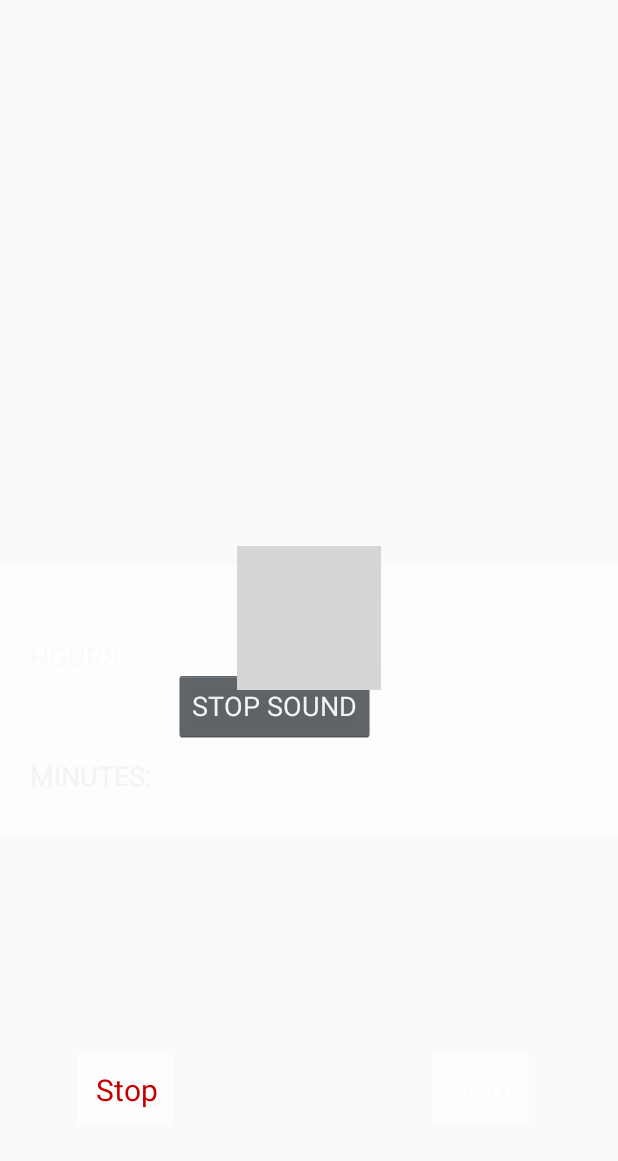
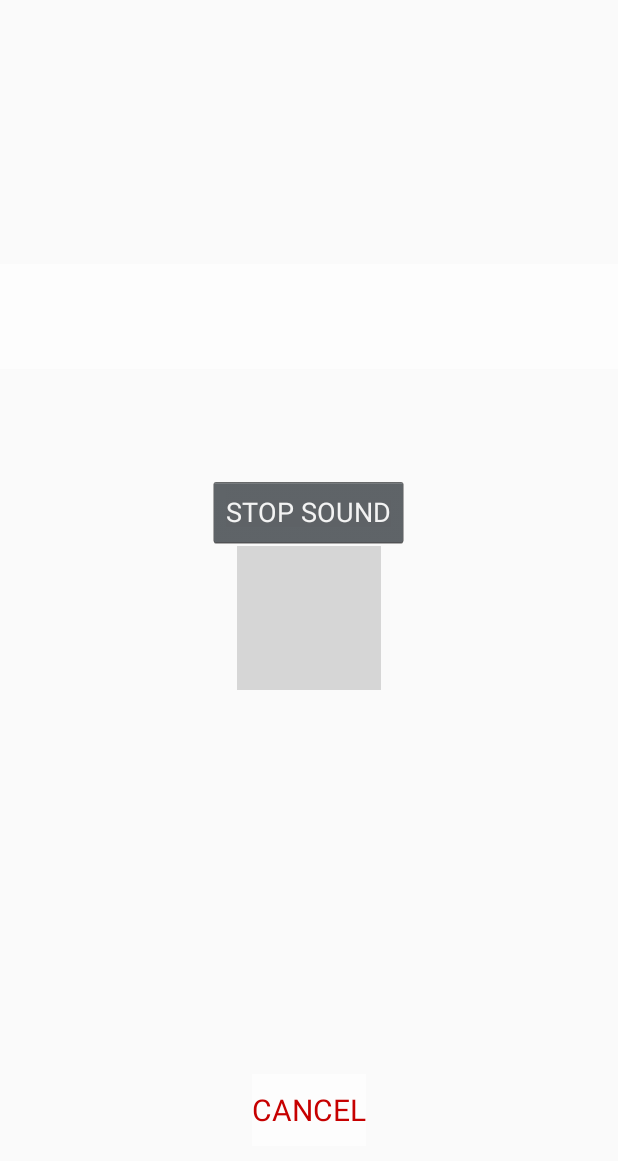
Before and after one commit to caoimheharvey/Assignment3, an Android app: the layout activity_timer.xml on its own in the app's theme, with its tools: preview values and no code run, on a phone screen of 412 x 824 dp. Shown: the top 1161 px of the screen. Run offline under Robolectric (Android 15) with nearby library versions, the light colour scheme and no system bars; grey boxes are pictures that could not be loaded.

Commit message:
Changes to Timer class

```diff
--- a/app/src/main/res/layout/activity_timer.xml
+++ b/app/src/main/res/layout/activity_timer.xml
@@ -19,89 +19,15 @@
     <Button
         android:layout_width="wrap_content"
         android:layout_height="wrap_content"
-        android:text="Start"
-        android:id="@+id/startButton"
-        android:background="#7dffffff"
-        android:textSize="20sp"
-        android:textColor="#ffffff"
-        android:layout_alignParentBottom="true"
-        android:layout_alignParentRight="true"
-        android:layout_alignParentEnd="true"
-        android:layout_marginRight="59dp"
-        android:layout_marginEnd="59dp"
-        android:layout_marginBottom="73dp" />
-
-    <Button
-        android:layout_width="wrap_content"
-        android:layout_height="wrap_content"
-        android:text="Stop"
+        android:text="CANCEL"
         android:id="@+id/stopButton"
         android:background="#7dffffff"
         android:textSize="20sp"
         android:textColor="#c60000"
-        android:layout_marginLeft="52dp"
-        android:layout_marginStart="52dp"
-        android:layout_alignTop="@+id/startButton"
-        android:layout_alignParentLeft="true"
-        android:layout_alignParentStart="true" />
+        android:layout_alignParentBottom="true"
+        android:layout_centerHorizontal="true"
+        android:layout_marginBottom="60dp" />
 
-
-
-    <TableLayout
-        android:layout_width="match_parent"
-        android:layout_height="200dp"
-        android:layout_marginBottom="104dp"
-        android:layout_above="@+id/startButton"
-        android:layout_alignParentLeft="true"
-        android:layout_alignParentStart="true"
-        android:id="@+id/tableDisp">
-
-        <TableRow
-            android:padding="20dp"
-            android:layout_width="match_parent"
-            android:layout_height="match_parent"
-            android:background="#9dffffff">
-
-            <TextView
-                android:layout_width="wrap_content"
-                android:layout_height="wrap_content"
-                android:textAppearance="?android:attr/textAppearanceMedium"
-                android:text="HOURS: "
-                android:id="@+id/hoursLabel"
-                android:layout_column="0" />
-
-            <EditText
-                android:layout_width="wrap_content"
-                android:layout_height="wrap_content"
-                android:inputType="number"
-                android:ems="10"
-                android:id="@+id/hoursET"
-                android:layout_column="1" />
-
-        </TableRow>
-        <TableRow
-            android:padding="20dp"
-            android:layout_width="match_parent"
-            android:layout_height="match_parent"
-            android:background="#9dffffff">
-
-            <TextView
-                android:layout_width="wrap_content"
-                android:layout_height="wrap_content"
-                android:textAppearance="?android:attr/textAppearanceMedium"
-                android:text="MINUTES:"
-                android:id="@+id/minutesLabel"
-                android:layout_column="0" />
-
-            <EditText
-                android:layout_width="wrap_content"
-                android:layout_height="wrap_content"
-                android:inputType="number"
-                android:ems="10"
-                android:id="@+id/minET"
-                android:layout_column="1" />
-        </TableRow>
-    </TableLayout>
 
     <TextView
         android:layout_width="match_parent"
@@ -110,19 +36,21 @@
         android:textAlignment="center"
         android:textSize="30sp"
         android:id="@+id/timeDisp"
-        android:layout_centerVertical="true"
-        android:layout_centerHorizontal="true"
         android:background="#9dffffff"
-        android:textColor="#000000"/>
+        android:textColor="#000000"
+        android:layout_alignParentTop="true"
+        android:layout_alignParentLeft="true"
+        android:layout_alignParentStart="true"
+        android:layout_marginTop="176dp" />
 
     <Button
         android:layout_width="wrap_content"
         android:layout_height="wrap_content"
         android:text="STOP SOUND"
         android:id="@+id/stopSoundButton"
+        android:layout_marginTop="71dp"
         android:layout_below="@+id/timeDisp"
-        android:layout_toRightOf="@+id/stopButton"
-        android:layout_toEndOf="@+id/stopButton" />
+        android:layout_centerHorizontal="true" />
 
 
 </RelativeLayout>
```
Also changed, not shown: app/src/main/java/dit/assignment3/MainActivity.java (+22 -22 lines), app/src/main/java/dit/assignment3/Timer.java (+5 -168 lines), app/src/main/res/layout/activity_main.xml (+3 -12 lines).
